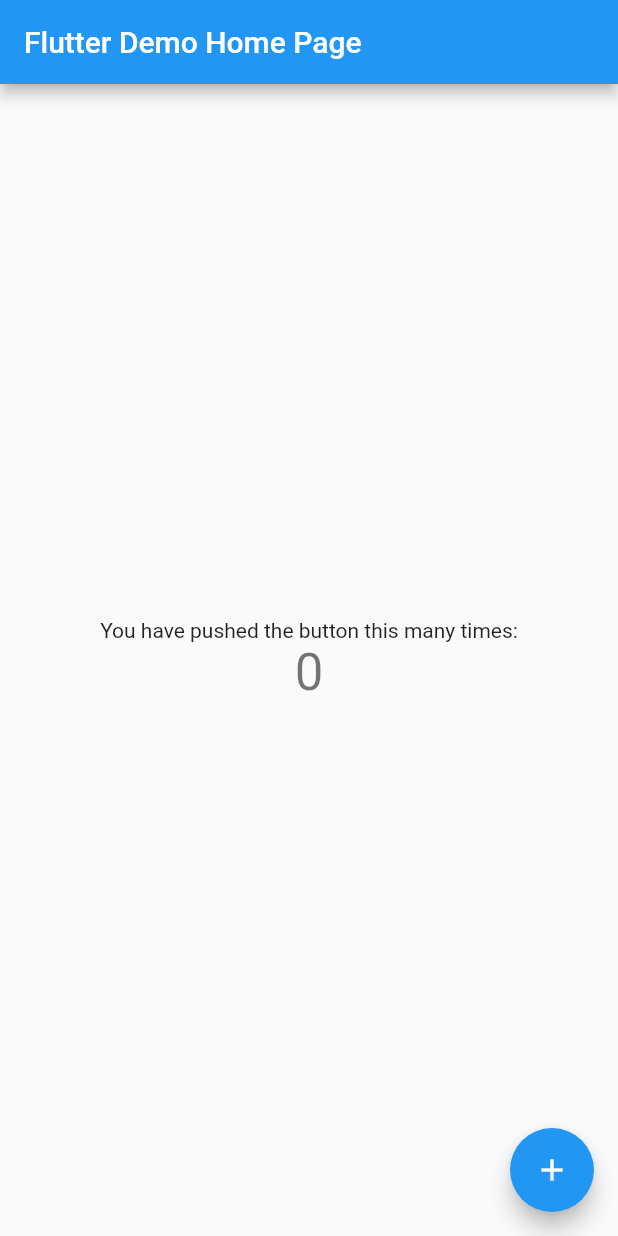
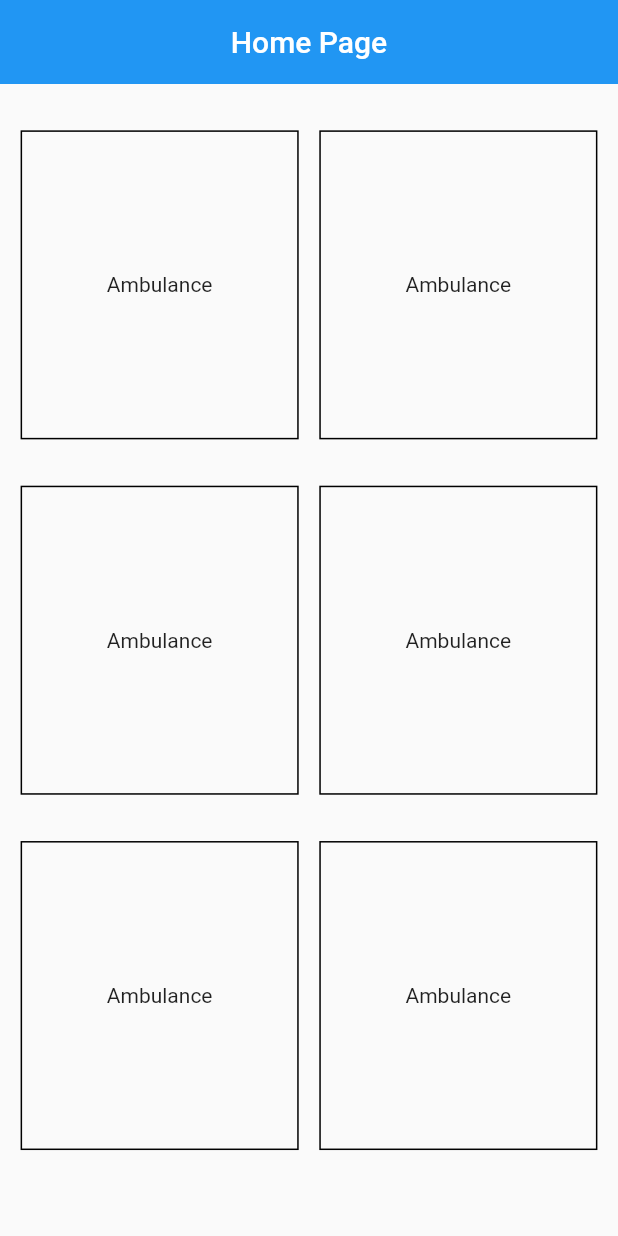
Before and after one commit to iamshubha/llf, a Flutter app: the screen it shows after launch, on a phone screen of 412 x 824 dp. Run offline on Flutter 3.47's test engine with Material 2 defaults, Android fonts, the phone set to English and light mode, and no system bars; our stand-ins replace cloud_firestore, firebase_core; accounts and stored records are empty.

```diff
--- /dev/null
+++ b/lib/Screens/home_page.dart
@@ -0,0 +1,102 @@
+import 'package:flutter/material.dart';
+import 'package:llf/Screens/dynamic_page.dart';
+class HomePage extends StatelessWidget {
+  const HomePage({Key? key}) : super(key: key);
+
+  @override
+  Widget build(BuildContext context) {
+    return Scaffold(
+      appBar: AppBar(
+        title: Text("Home Page"),
+        centerTitle: true,
+        elevation: 0,
+      ),
+      body: Container(
+        height: MediaQuery.of(context).size.height * 0.90,
+        width: MediaQuery.of(context).size.width,
+        child: Container(
+          child: Column(
+            mainAxisAlignment: MainAxisAlignment.spaceEvenly,
+            crossAxisAlignment: CrossAxisAlignment.stretch,
+            children: [
+              Row(
+                crossAxisAlignment: CrossAxisAlignment.center,
+                mainAxisAlignment: MainAxisAlignment.spaceEvenly,
+                children: [
+                  InkWell(
+                    onTap: () {
+                      Navigator.push(
+                          context,
+                          MaterialPageRoute(
+                              builder: (context) => DynamicPage(
+                                    appbarTitle: "Ambulance",
+                                  )));
+                    },
+                    child: Container(
+                      alignment: Alignment.center,
+                      height: MediaQuery.of(context).size.height * 0.25,
+                      width: MediaQuery.of(context).size.width * 0.45,
+                      decoration: BoxDecoration(
+                          border: Border.all(color: Colors.black)),
+                      child: Text("Ambulance"),
+                    ),
+                  ),
+                  Container(
+                    alignment: Alignment.center,
+                    height: MediaQuery.of(context).size.height * 0.25,
+                    width: MediaQuery.of(context).size.width * 0.45,
+                    decoration:
+                        BoxDecoration(border: Border.all(color: Colors.black)),
+                    child: Text("Ambulance"),
+                  ),
+                ],
+              ),
+              Row(
+                mainAxisAlignment: MainAxisAlignment.spaceEvenly,
+                children: [
+                  Container(
+                    alignment: Alignment.center,
+                    height: MediaQuery.of(context).size.height * 0.25,
+                    width: MediaQuery.of(context).size.width * 0.45,
+                    decoration:
+                        BoxDecoration(border: Border.all(color: Colors.black)),
+                    child: Text("Ambulance"),
+                  ),
+                  Container(
+                    alignment: Alignment.center,
+                    height: MediaQuery.of(context).size.height * 0.25,
+                    width: MediaQuery.of(context).size.width * 0.45,
+                    decoration:
+                        BoxDecoration(border: Border.all(color: Colors.black)),
+                    child: Text("Ambulance"),
+                  ),
+                ],
+              ),
+              Row(
+                mainAxisAlignment: MainAxisAlignment.spaceEvenly,
+                children: [
+                  Container(
+                    alignment: Alignment.center,
+                    height: MediaQuery.of(context).size.height * 0.25,
+                    width: MediaQuery.of(context).size.width * 0.45,
+                    decoration:
+                        BoxDecoration(border: Border.all(color: Colors.black)),
+                    child: Text("Ambulance"),
+                  ),
+                  Container(
+                    alignment: Alignment.center,
+                    height: MediaQuery.of(context).size.height * 0.25,
+                    width: MediaQuery.of(context).size.width * 0.45,
+                    decoration:
+                        BoxDecoration(border: Border.all(color: Colors.black)),
+                    child: Text("Ambulance"),
+                  ),
+                ],
+              )
+            ],
+          ),
+        ),
+      ),
+    );
+  }
+}
--- a/lib/main.dart
+++ b/lib/main.dart
@@ -1,115 +1,14 @@
+import 'package:firebase_core/firebase_core.dart';
 import 'package:flutter/material.dart';
+import 'package:llf/Screens/home_page.dart';
 
-void main() {
-  runApp(const MyApp());
+void main() async {
+  WidgetsFlutterBinding.ensureInitialized();
+  await Firebase.initializeApp();
+  runApp(
+    MaterialApp(
+      debugShowCheckedModeBanner: false,
+      home: HomePage(),
+    ),
+  );
 }
-
-class MyApp extends StatelessWidget {
-  const MyApp({Key? key}) : super(key: key);
-
-  // This widget is the root of your application.
-  @override
-  Widget build(BuildContext context) {
-    return MaterialApp(
-      title: 'Flutter Demo',
-      theme: ThemeData(
-        // This is the theme of your application.
-        //
-        // Try running your application with "flutter run". You'll see the
-        // application has a blue toolbar. Then, without quitting the app, try
-        // changing the primarySwatch below to Colors.green and then invoke
-        // "hot reload" (press "r" in the console where you ran "flutter run",
-        // or simply save your changes to "hot reload" in a Flutter IDE).
-        // Notice that the counter didn't reset back to zero; the application
-        // is not restarted.
-        primarySwatch: Colors.blue,
-      ),
-      home: const MyHomePage(title: 'Flutter Demo Home Page'),
-    );
-  }
-}
-
-class MyHomePage extends StatefulWidget {
-  const MyHomePage({Key? key, required this.title}) : super(key: key);
-
-  // This widget is the home page of your application. It is stateful, meaning
-  // that it has a State object (defined below) that contains fields that affect
-  // how it looks.
-
-  // This class is the configuration for the state. It holds the values (in this
-  // case the title) provided by the parent (in this case the App widget) and
-  // used by the build method of the State. Fields in a Widget subclass are
-  // always marked "final".
-
-  final String title;
-
-  @override
-  State<MyHomePage> createState() => _MyHomePageState();
-}
-
-class _MyHomePageState extends State<MyHomePage> {
-  int _counter = 0;
-
-  void _incrementCounter() {
-    setState(() {
-      // This call to setState tells the Flutter framework that something has
-      // changed in this State, which causes it to rerun the build method below
-      // so that the display can reflect the updated values. If we changed
-      // _counter without calling setState(), then the build method would not be
-      // called again, and so nothing would appear to happen.
-      _counter++;
-    });
-  }
-
-  @override
-  Widget build(BuildContext context) {
-    // This method is rerun every time setState is called, for instance as done
-    // by the _incrementCounter method above.
-    //
-    // The Flutter framework has been optimized to make rerunning build methods
-    // fast, so that you can just rebuild anything that needs updating rather
-    // than having to individually change instances of widgets.
-    return Scaffold(
-      appBar: AppBar(
-        // Here we take the value from the MyHomePage object that was created by
-        // the App.build method, and use it to set our appbar title.
-        title: Text(widget.title),
-      ),
-      body: Center(
-        // Center is a layout widget. It takes a single child and positions it
-        // in the middle of the parent.
-        child: Column(
-          // Column is also a layout widget. It takes a list of children and
-          // arranges them vertically. By default, it sizes itself to fit its
-          // children horizontally, and tries to be as tall as its parent.
-          //
-          // Invoke "debug painting" (press "p" in the console, choose the
-          // "Toggle Debug Paint" action from the Flutter Inspector in Android
-          // Studio, or the "Toggle Debug Paint" command in Visual Studio Code)
-          // to see the wireframe for each widget.
-          //
-          // Column has various properties to control how it sizes itself and
-          // how it positions its children. Here we use mainAxisAlignment to
-          // center the children vertically; the main axis here is the vertical
-          // axis because Columns are vertical (the cross axis would be
-          // horizontal).
-          mainAxisAlignment: MainAxisAlignment.center,
-          children: <Widget>[
-            const Text(
-              'You have pushed the button this many times:',
-            ),
-            Text(
-              '$_counter',
-              style: Theme.of(context).textTheme.headline4,
-            ),
-          ],
-        ),
-      ),
-      floatingActionButton: FloatingActionButton(
-        onPressed: _incrementCounter,
-        tooltip: 'Increment',
-        child: const Icon(Icons.add),
-      ), // This trailing comma makes auto-formatting nicer for build methods.
-    );
-  }
-}
--- a/pubspec.yaml
+++ b/pubspec.yaml
@@ -34,6 +34,8 @@
   # The following adds the Cupertino Icons font to your application.
   # Use with the CupertinoIcons class for iOS style icons.
   cupertino_icons: ^1.0.2
+  firebase_core: "^1.4.0"
+  cloud_firestore: "^2.4.0"
 
 dev_dependencies:
   flutter_test:
```
Also changed, not shown: lib/Screens/dynamic_page.dart (added, +48 -0 lines), pubspec.lock, 4 other files.
